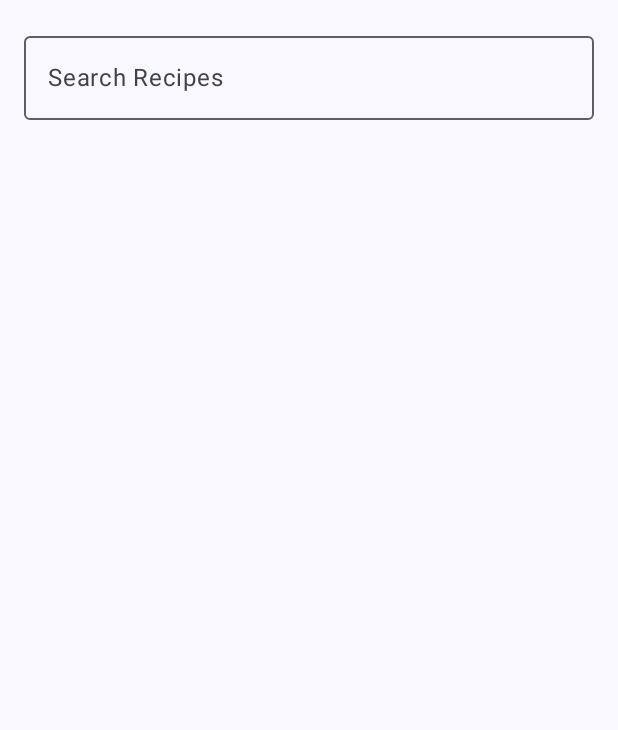
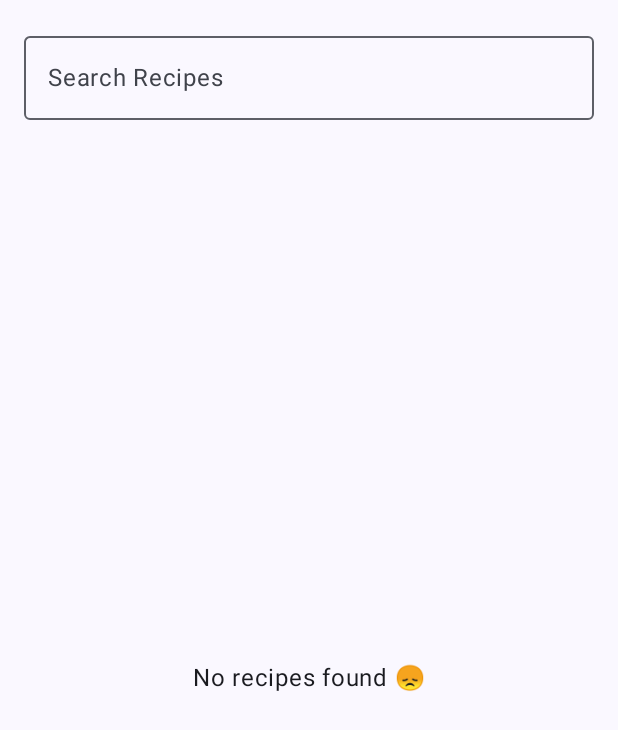
Before and after one commit to keyserSoze98/YumYard, an Android app built with Jetpack Compose: the HomeScreen screen opened through its navigation route, on a phone screen of 412 x 824 dp. Shown: the top 730 px of the screen. Run offline under Robolectric (Android 15) with nearby library versions, the phone set to English and light mode, and no system bars; our stand-ins replace Dagger/Hilt's generated code, Firebase (no records; nobody signed in at launch, a user with empty details on screens opened directly); pictures from the network do not load.

Commit message:
Searching Enhanced

```diff
--- a/app/src/main/java/com/keysersoze/yumyard/data/remote/response/MealResponse.kt
+++ b/app/src/main/java/com/keysersoze/yumyard/data/remote/response/MealResponse.kt
@@ -9,6 +9,7 @@ data class MealResponse(
 data class MealDto(
     val idMeal: String,
     val strMeal: String,
+    val strArea: String,
     val strInstructions: String,
     val strMealThumb: String,
     val strIngredient1: String?,
@@ -75,6 +76,7 @@ fun MealDto.toRecipe(): Recipe {
         id = idMeal,
         title = strMeal,
         description = strInstructions.take(200) + "...",
+        cuisine = strArea,
         imageUrl = strMealThumb,
         ingredients = ingredients,
         steps = strInstructions.split("\r\n").filter { it.isNotBlank() }
--- a/app/src/main/java/com/keysersoze/yumyard/domain/model/Recipe.kt
+++ b/app/src/main/java/com/keysersoze/yumyard/domain/model/Recipe.kt
@@ -7,6 +7,7 @@ data class Recipe(
     val id: String,
     val title: String,
     val description: String,
+    val cuisine: String,
     val imageUrl: String,
     val ingredients: List<String>,
     val steps: List<String>
--- a/app/src/main/java/com/keysersoze/yumyard/presentation/screens/details/RecipeDetailScreen.kt
+++ b/app/src/main/java/com/keysersoze/yumyard/presentation/screens/details/RecipeDetailScreen.kt
@@ -64,6 +64,12 @@ fun RecipeDetailScreen(recipeJson: String) {
         )
 
         Text(
+            text = "Cuisine: ${recipe.cuisine}",
+            style = MaterialTheme.typography.headlineSmall,
+            fontWeight = FontWeight.SemiBold
+        )
+
+        Text(
             text = recipe.description,
             style = MaterialTheme.typography.bodyLarge,
             modifier = Modifier.padding(vertical = 8.dp)
--- a/app/src/main/java/com/keysersoze/yumyard/presentation/screens/home/HomeScreen.kt
+++ b/app/src/main/java/com/keysersoze/yumyard/presentation/screens/home/HomeScreen.kt
@@ -3,6 +3,7 @@ package com.keysersoze.yumyard.presentation.screens.home
 import androidx.compose.foundation.Image
 import androidx.compose.foundation.clickable
 import androidx.compose.foundation.layout.Arrangement
+import androidx.compose.foundation.layout.Box
 import androidx.compose.foundation.layout.Column
 import androidx.compose.foundation.layout.PaddingValues
 import androidx.compose.foundation.layout.Spacer
@@ -11,38 +12,35 @@ import androidx.compose.foundation.layout.fillMaxWidth
 import androidx.compose.foundation.layout.height
 import androidx.compose.foundation.layout.padding
 import androidx.compose.foundation.lazy.LazyColumn
+import androidx.compose.foundation.lazy.items
 import androidx.compose.foundation.shape.RoundedCornerShape
+import androidx.compose.foundation.text.KeyboardOptions
 import androidx.compose.material3.Card
 import androidx.compose.material3.CardDefaults
+import androidx.compose.material3.CircularProgressIndicator
 import androidx.compose.material3.MaterialTheme
+import androidx.compose.material3.OutlinedTextField
 import androidx.compose.material3.Surface
 import androidx.compose.material3.Text
 import androidx.compose.runtime.Composable
 import androidx.compose.runtime.collectAsState
 import androidx.compose.runtime.getValue
+import androidx.compose.ui.Alignment
 import androidx.compose.ui.Modifier
 import androidx.compose.ui.draw.clip
 import androidx.compose.ui.graphics.Color
 import androidx.compose.ui.layout.ContentScale
 import androidx.compose.ui.text.font.FontWeight
+import androidx.compose.ui.text.input.ImeAction
 import androidx.compose.ui.unit.dp
 import androidx.lifecycle.viewmodel.compose.viewModel
+import androidx.navigation.NavHostController
 import coil.compose.rememberAsyncImagePainter
 import com.keysersoze.yumyard.presentation.viewmodels.RecipeViewModel
-import androidx.compose.foundation.lazy.items
-import androidx.compose.foundation.text.KeyboardOptions
-import androidx.compose.material3.CircularProgressIndicator
-import androidx.compose.material3.OutlinedTextField
-import androidx.compose.runtime.key
-import androidx.compose.ui.Alignment
-import androidx.compose.ui.text.input.ImeAction
-import androidx.navigation.NavHostController
-import com.keysersoze.yumyard.presentation.navigation.Screen
+import kotlinx.serialization.encodeToString
 import kotlinx.serialization.json.Json
 import java.net.URLEncoder
 import java.nio.charset.StandardCharsets
-import kotlinx.serialization.encodeToString
-
 
 @Composable
 fun HomeScreen(viewModel: RecipeViewModel = viewModel(), navController: NavHostController) {
@@ -70,9 +68,18 @@ fun HomeScreen(viewModel: RecipeViewModel = viewModel(), navController: NavHostC
                 keyboardOptions = KeyboardOptions.Default.copy(imeAction = ImeAction.Search)
             )
 
-            if (isLoading) {
-                CircularProgressIndicator(modifier = Modifier.align(Alignment.CenterHorizontally))
-            } else {
+            when {
+                isLoading -> {
+                    Box(
+                        modifier = Modifier
+                            .fillMaxSize(),
+                        contentAlignment = Alignment.Center
+                    ) {
+                        CircularProgressIndicator()
+                    }
+                }
+
+                recipes.isNotEmpty() -> {
                     LazyColumn(
                         contentPadding = PaddingValues(16.dp),
                         verticalArrangement = Arrangement.spacedBy(16.dp)
@@ -80,22 +87,37 @@ fun HomeScreen(viewModel: RecipeViewModel = viewModel(), navController: NavHostC
                         items(recipes) { recipe ->
                             RecipeCard(
                                 title = recipe.title,
+                                cuisine = recipe.cuisine,
                                 description = recipe.description,
                                 imageUrl = recipe.imageUrl,
                                 onClick = {
-                                val encodedRecipe = URLEncoder.encode(Json.encodeToString(recipe), StandardCharsets.UTF_8.toString())
+                                    val encodedRecipe = URLEncoder.encode(
+                                        Json.encodeToString(recipe),
+                                        StandardCharsets.UTF_8.toString()
+                                    )
                                     navController.navigate("details/$encodedRecipe")
                                 }
                             )
                         }
                     }
                 }
+
+                else -> {
+                    Box(
+                        modifier = Modifier.fillMaxSize(),
+                        contentAlignment = Alignment.Center
+                    ) {
+                        Text("No recipes found 😞")
+                    }
+                }
+            }
+
         }
     }
 }
 
 @Composable
-fun RecipeCard(title: String, description: String, imageUrl: String, onClick: () -> Unit) {
+fun RecipeCard(title: String, cuisine: String, description: String, imageUrl: String, onClick: () -> Unit) {
     Card(
         shape = RoundedCornerShape(16.dp),
         elevation = CardDefaults.cardElevation(defaultElevation = 8.dp),
@@ -124,6 +146,12 @@ fun RecipeCard(title: String, description: String, imageUrl: String, onClick: ()
                     fontWeight = FontWeight.Bold
                 )
 
+                Text(
+                    text = "Cuisine: $cuisine",
+                    style = MaterialTheme.typography.bodySmall,
+                    fontWeight = FontWeight.SemiBold
+                )
+
                 Spacer(
                     modifier = Modifier
                         .height(4.dp)
```
Also changed, not shown: app/src/main/java/com/keysersoze/yumyard/presentation/viewmodels/RecipeViewModel.kt (+6 -30 lines). Lines whose indentation alone changed are shown as unchanged.
